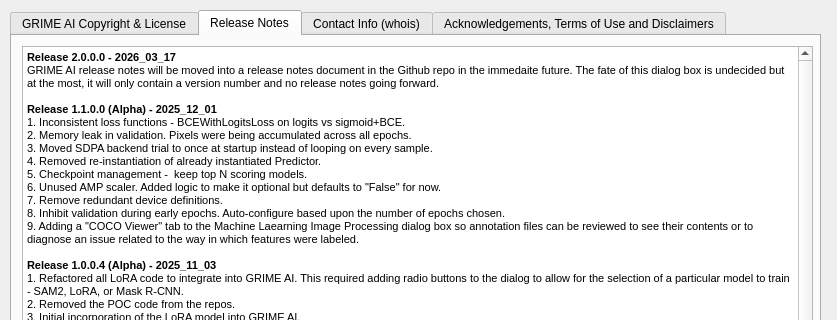
First picture: the form in src/GRIME_AI/dialogs/release_notes/QDialog_ReleaseNotes.ui, repository GRIME-Lab/GRIME-AI, before the edit; both pictures show x 0 to 837 and y 0 to 320 of the 837 by 779 pixel window.
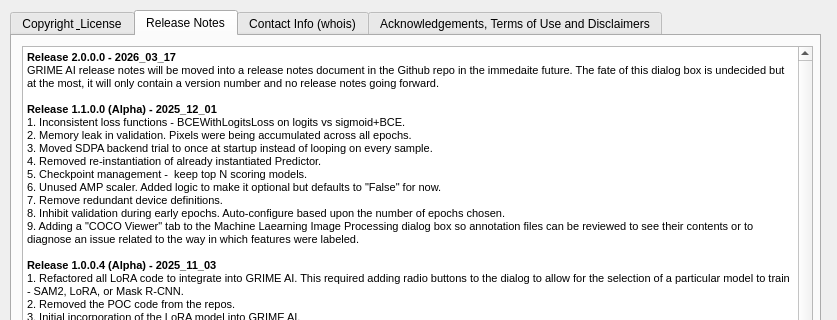
Second picture: the form after the edit.

Commit message: Remove product name from runtime code and UI titles Follow-up to the appcore migration: the product name now comes from app_identity everywhere it is used at runtime.

```diff
--- a/src/GRIME_AI/dialogs/release_notes/QDialog_ReleaseNotes.ui
+++ b/src/GRIME_AI/dialogs/release_notes/QDialog_ReleaseNotes.ui
@@ -56,7 +56,7 @@
    </property>
    <widget class="QWidget" name="tab">
     <attribute name="title">
-     <string>GRIME AI Copyright &amp;&amp; License</string>
+     <string>Copyright &amp; License</string>
     </attribute>
     <widget class="QTextBrowser" name="textBrowser">
      <property name="geometry">
```
The commit also changes 7 other files.
